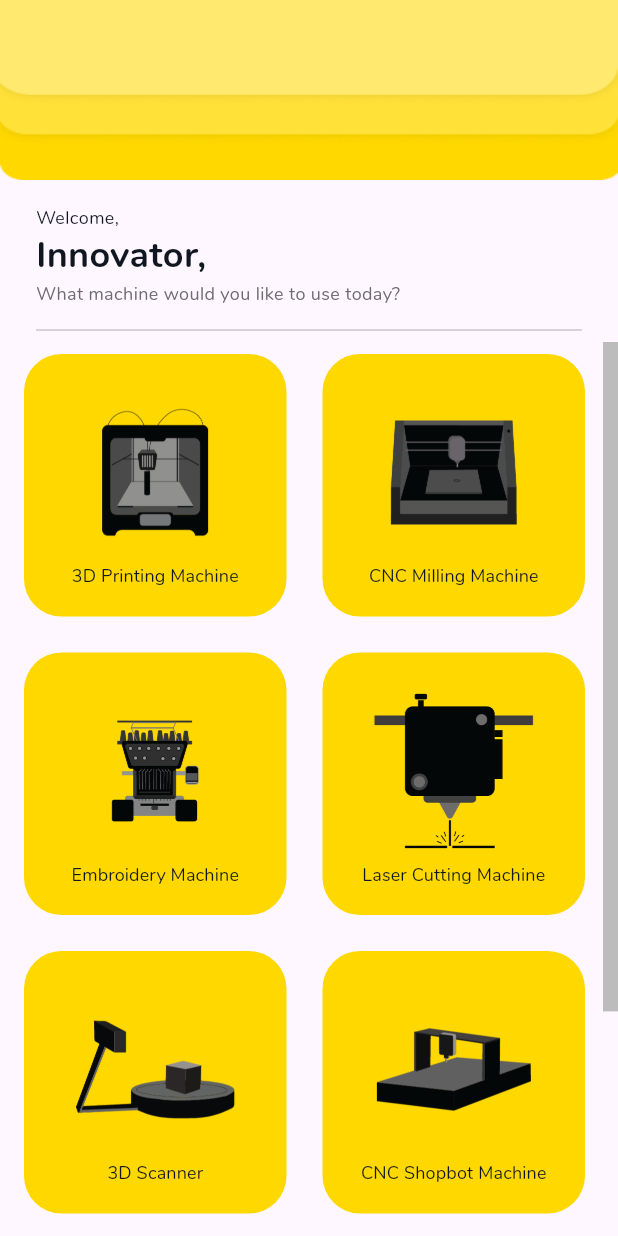
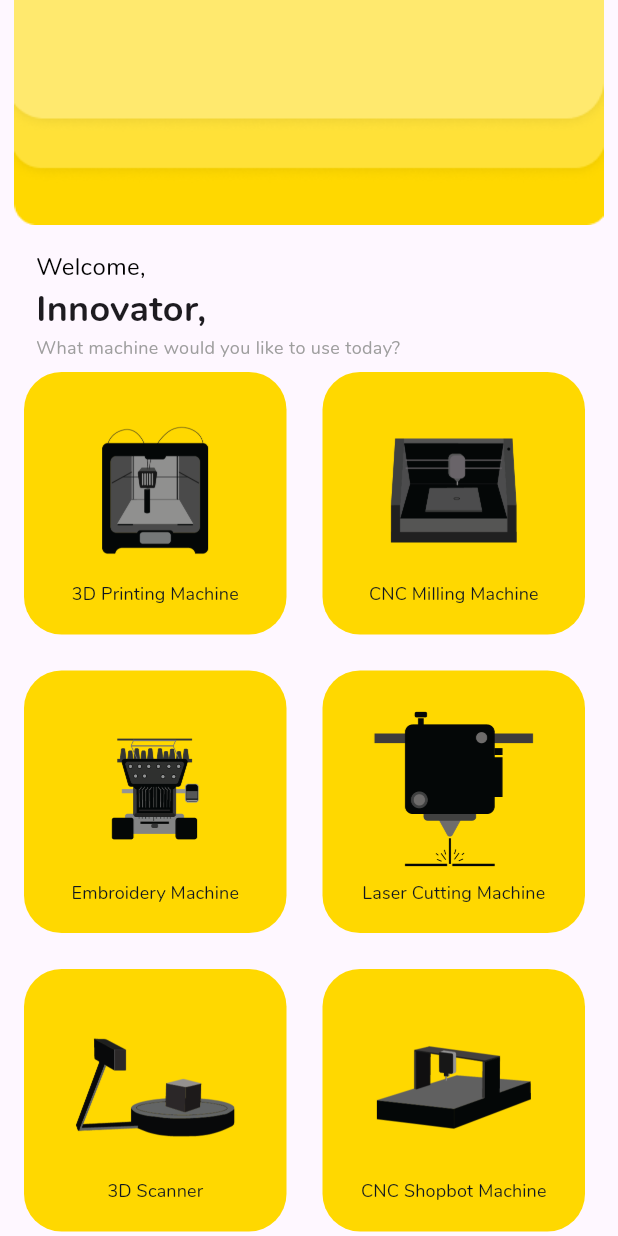
Before and after one commit to jojoneku/jmaker_fablab, a Flutter app: the screen it shows once a user with an empty profile is signed in, on a phone screen of 412 x 824 dp. Run offline on Flutter 3.47's test engine with Material 3 defaults, Android fonts, the phone set to English and light mode, and no system bars; our stand-ins replace auto_route, cloud_firestore, firebase_auth, firebase_core, freezed_annotation, mvc_pattern and 1 more; accounts and stored records are empty.

Commit message:
fix(APP): Conflicts

```diff
--- a/lib/Views/dashboard_view.dart
+++ b/lib/Views/dashboard_view.dart
@@ -3,7 +3,6 @@ import 'package:flutter/material.dart';
 import 'package:jmaker_fablab/Controller/auth_controller.dart';
 import 'package:jmaker_fablab/Controller/firestore_controller.dart';
 import 'package:jmaker_fablab/styles/buttons.dart';
-import 'package:jmaker_fablab/styles/text_style.dart';
 
 //TODO dashboard integration [functions/methods/profiling]
 @RoutePage()
@@ -21,7 +20,6 @@ class DashBoardView extends StatelessWidget {
                 child: CircularProgressIndicator.adaptive(),
               );
             }
-
             return SafeArea(
               child: Center(
                 child: Column(
@@ -30,76 +28,99 @@ class DashBoardView extends StatelessWidget {
                       child: Image.asset(
                         'assets/images/TOP.png',
                         fit: BoxFit.fill,
-                      width: 415,
-                      height: 120,
                       ),
                     ),
-                  const SizedBox(height: 16),
-                  Padding(
-                    padding: const EdgeInsets.fromLTRB(24, 0, 0, 0),
+                    const SizedBox(height: 8),
+                    const SizedBox(height: 8),
+                    Expanded(
+                      flex: 1,
+                      child: SingleChildScrollView(
+                        // physics: const AlwaysScrollableScrollPhysics(),
+                        child: Column(
+                          children: [
+                            const Padding(
+                              padding: EdgeInsets.fromLTRB(24, 0, 0, 0),
                               child: Align(
                                 alignment: Alignment.bottomLeft,
-                      child: Text("Welcome,", style: CustomTextStyle.primaryBlack),
-                    ),
-                  ),
-                  Padding(
-                    padding: const EdgeInsets.fromLTRB(24, 0, 0, 0),
-                    child: Align(
-                      alignment: Alignment.bottomLeft,
-                      child: Text("Innovator,", style: CustomTextStyle.bigTitle),
-                    ),
-                  ),
-                  Padding(
-                    padding: const EdgeInsets.fromLTRB(24, 0, 0, 0),
-                    child: Align(
-                      alignment: Alignment.bottomLeft,
-                      child: Text("What machine would you like to use today?", style: CustomTextStyle.secondaryGrey),
+                                child: Text("Welcome,", style: TextStyle(fontSize: 16, color: Colors.black)),
                               ),
                             ),
                             const Padding(
-                    padding: EdgeInsets.fromLTRB(24, 8, 24, 0),
-                    child: Divider(),
+                              padding: EdgeInsets.fromLTRB(24, 0, 0, 0),
+                              child: Align(
+                                alignment: Alignment.bottomLeft,
+                                child: Text("Innovator,", style: TextStyle(fontSize: 24, fontWeight: FontWeight.bold)),
                               ),
-                  Flexible(
-                    child: Scrollbar(
-                      thumbVisibility: true,
-                      thickness: 10.0,
-                      child: SingleChildScrollView(
-                        physics: const AlwaysScrollableScrollPhysics(),
-                        child: Column(
-                          children: [
+                            ),
+                            const Padding(
+                              padding: EdgeInsets.fromLTRB(24, 0, 0, 0),
+                              child: Align(
+                                alignment: Alignment.bottomLeft,
+                                child: Text(
+                                  "What machine would you like to use today?",
+                                  style: TextStyle(fontSize: 12, color: Colors.grey),
+                                ),
+                              ),
+                            ),
                             Row(children: [
                               dashboardButton(
                                 text: '3D Printing Machine',
                                 imagePath: 'assets/images/B_3DPRINTER.png',
-                                onPressed: () => AuthController().logout(context), //TODO Remove later
+                                onPressed: () {},
                               ),
-                              dashboardButton(text: 'CNC Milling Machine', imagePath: 'assets/images/B_CNC.png', onPressed: () {}),
+                              dashboardButton(
+                                text: 'CNC Milling Machine',
+                                imagePath: 'assets/images/B_CNC.png',
+                                onPressed: () {},
+                              ),
                             ]),
                             const SizedBox(height: 8),
                             Row(
                               children: [
-                                dashboardButton(text: 'Embroidery Machine', imagePath: 'assets/images/B_EMBROIDERY.png', onPressed: () {}),
-                                dashboardButton(text: 'Laser Cutting Machine', imagePath: 'assets/images/B_LASER.png', onPressed: () {}),
+                                dashboardButton(
+                                  text: 'Embroidery Machine',
+                                  imagePath: 'assets/images/B_EMBROIDERY.png',
+                                  onPressed: () {},
+                                ),
+                                dashboardButton(
+                                  text: 'Laser Cutting Machine',
+                                  imagePath: 'assets/images/B_LASER.png',
+                                  onPressed: () {},
+                                ),
                               ],
                             ),
                             const SizedBox(height: 8),
                             Row(
                               children: [
-                                dashboardButton(text: '3D Scanner', imagePath: 'assets/images/B_SCANNER.png', onPressed: () {}),
-                                dashboardButton(text: 'CNC Shopbot Machine', imagePath: 'assets/images/B_SHOPBOT.png', onPressed: () {}),
+                                dashboardButton(
+                                  text: '3D Scanner',
+                                  imagePath: 'assets/images/B_SCANNER.png',
+                                  onPressed: () {},
+                                ),
+                                dashboardButton(
+                                  text: 'CNC Shopbot Machine',
+                                  imagePath: 'assets/images/B_SHOPBOT.png',
+                                  onPressed: () {},
+                                ),
                               ],
                             ),
                             const SizedBox(height: 8),
                             Row(
                               children: [
-                                dashboardButton(text: 'Vacuum Forming Machine', imagePath: 'assets/images/B_VAQUFORM.png', onPressed: () {}),
-                                dashboardButton(text: 'Vinyl Cutting Machine', imagePath: 'assets/images/B_VINYL.png', onPressed: () {}),
+                                dashboardButton(
+                                  text: 'Vacuum Forming Machine',
+                                  imagePath: 'assets/images/B_VAQUFORM.png',
+                                  onPressed: () {},
+                                ),
+                                dashboardButton(
+                                  text: 'Vinyl Cutting Machine',
+                                  imagePath: 'assets/images/B_VINYL.png',
+                                  onPressed: () {},
+                                ),
                               ],
                             ),
-                            const SizedBox(height: 8),
+                            const SizedBox(height: 16),
                           ],
-                        ),
                         ),
                       ),
                     ),
@@ -107,8 +128,7 @@ class DashBoardView extends StatelessWidget {
                 ),
               ),
             );
-        },
-      ),
+          }),
     );
   }
 }
--- a/lib/main.dart
+++ b/lib/main.dart
@@ -21,7 +21,10 @@ class App extends StatelessWidget {
   @override
   Widget build(BuildContext context) {
     return MaterialApp.router(
-      theme: ThemeData(fontFamily: 'Nunito'),
+      theme: ThemeData(
+        fontFamily: 'Nunito',
+        visualDensity: VisualDensity.adaptivePlatformDensity,
+      ),
       routerConfig: _appRouter.config(),
     );
   }
--- a/pubspec.yaml
+++ b/pubspec.yaml
@@ -24,6 +24,10 @@ dependencies:
   freezed: ^2.5.2
   freezed_annotation: ^2.4.1
   qr_flutter: ^4.1.0
+  dot_navigation_bar:
+  salomon_bottom_bar: ^3.3.2
+  uicons: ^1.0.1
+  iconify_flutter: ^0.0.5
 
 dev_dependencies:
   flutter_test:
```
Also changed, not shown: lib/Views/aboutFablab.dart (added, +37 -0 lines), lib/Views/navigationPage.dart (added, +40 -0 lines), lib/Views/viewQR.dart (added, +24 -0 lines), lib/styles/botnavbarwidget.dart (added, +59 -0 lines), pubspec.lock. Lines whose indentation alone changed are shown as unchanged.
